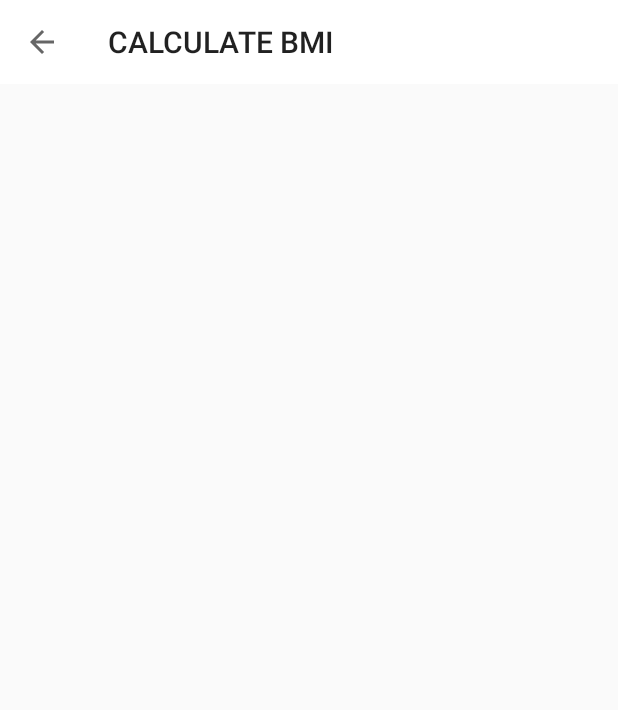
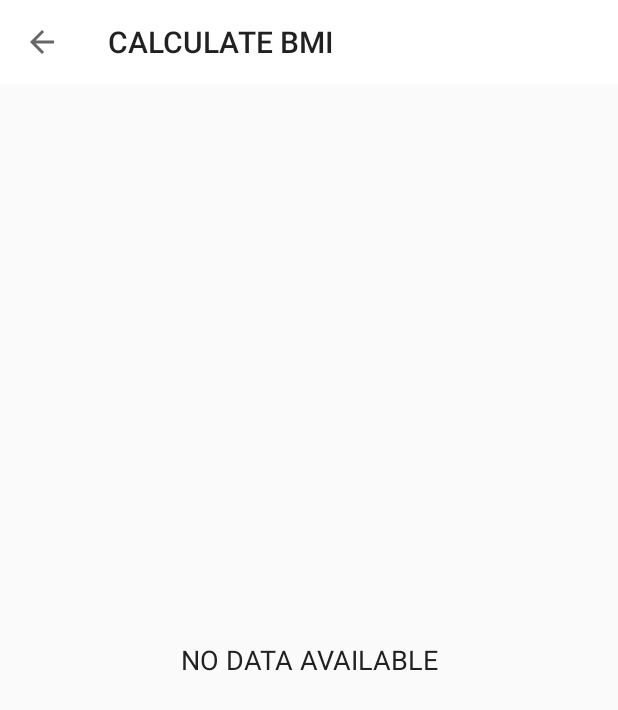
Before and after one commit to itsrdb/Kotlin_7MinuteWorkout, an Android app: the HistoryActivity screen opened directly, with no data from a screen before it, on a phone screen of 412 x 824 dp. Shown: the top 710 px of the screen. Run offline under Robolectric (Android 15) with nearby library versions, the phone set to English and light mode, and no system bars; 1 statement that could not run was skipped.

Commit message:
implemented recycler view

```diff
--- a/app/src/main/java/com/itsrdb/a7minuteworkout/HistoryActivity.kt
+++ b/app/src/main/java/com/itsrdb/a7minuteworkout/HistoryActivity.kt
@@ -3,6 +3,8 @@
 import androidx.appcompat.app.AppCompatActivity
 import android.os.Bundle
 import android.util.Log
+import android.view.View
+import androidx.recyclerview.widget.LinearLayoutManager
 import kotlinx.android.synthetic.main.activity_bmi.*
 import kotlinx.android.synthetic.main.activity_history.*
 
@@ -29,8 +31,18 @@
         val dbHandler = SqliteOpenHelper(this, null)
         val allCompletedDatesList = dbHandler.getAllCompletedDatesList()
 
-        for(i in allCompletedDatesList){
-            Log.i("Date", ""+i)
+        if(allCompletedDatesList.size>0){
+            tvHistory.visibility = View.VISIBLE
+            rvHistory.visibility = View.VISIBLE
+            tvNoDataAvailable.visibility = View.GONE
+
+            rvHistory.layoutManager = LinearLayoutManager(this)
+            val historyAdapter = HistoryAdapter(this, allCompletedDatesList)
+            rvHistory.adapter = historyAdapter
+        }else{
+            tvHistory.visibility = View.GONE
+            rvHistory.visibility = View.GONE
+            tvNoDataAvailable.visibility = View.VISIBLE
         }
     }
 
--- a/app/src/main/res/layout/activity_history.xml
+++ b/app/src/main/res/layout/activity_history.xml
@@ -3,6 +3,7 @@
     xmlns:tools="http://schemas.android.com/tools"
     android:layout_width="match_parent"
     android:layout_height="match_parent"
+    android:orientation="vertical"
     tools:context=".HistoryActivity">
 
     <androidx.appcompat.widget.Toolbar
@@ -11,4 +12,40 @@
         android:layout_height="?android:attr/actionBarSize"
         android:background="#FFFFFF" />
 
+    <LinearLayout
+        android:layout_width="match_parent"
+        android:layout_height="match_parent"
+        android:orientation="vertical">
+
+        <TextView
+            android:id="@+id/tvHistory"
+            android:layout_width="match_parent"
+            android:layout_height="wrap_content"
+            android:layout_margin="10dp"
+            android:gravity="center"
+            android:text="EXERCISE COMPLETED"
+            android:textSize="18sp"
+            android:visibility="gone"
+            tools:visibility="visible" />
+
+        <androidx.recyclerview.widget.RecyclerView
+            android:id="@+id/rvHistory"
+            android:layout_width="match_parent"
+            android:layout_height="match_parent"
+            android:layout_marginTop="5dp"
+            android:visibility="gone"
+            tools:visibility="visible" />
+
+        <TextView
+            android:id="@+id/tvNoDataAvailable"
+            android:layout_width="match_parent"
+            android:layout_height="match_parent"
+            android:gravity="center"
+            android:text="NO DATA AVAILABLE"
+            android:textColor="#212121"
+            android:textSize="18sp"
+            android:visibility="visible"
+            tools:visibility="gone" />
+    </LinearLayout>
+
 </LinearLayout>
```
Also changed, not shown: app/src/main/java/com/itsrdb/a7minuteworkout/HistoryAdapter.kt (added, +49 -0 lines).
